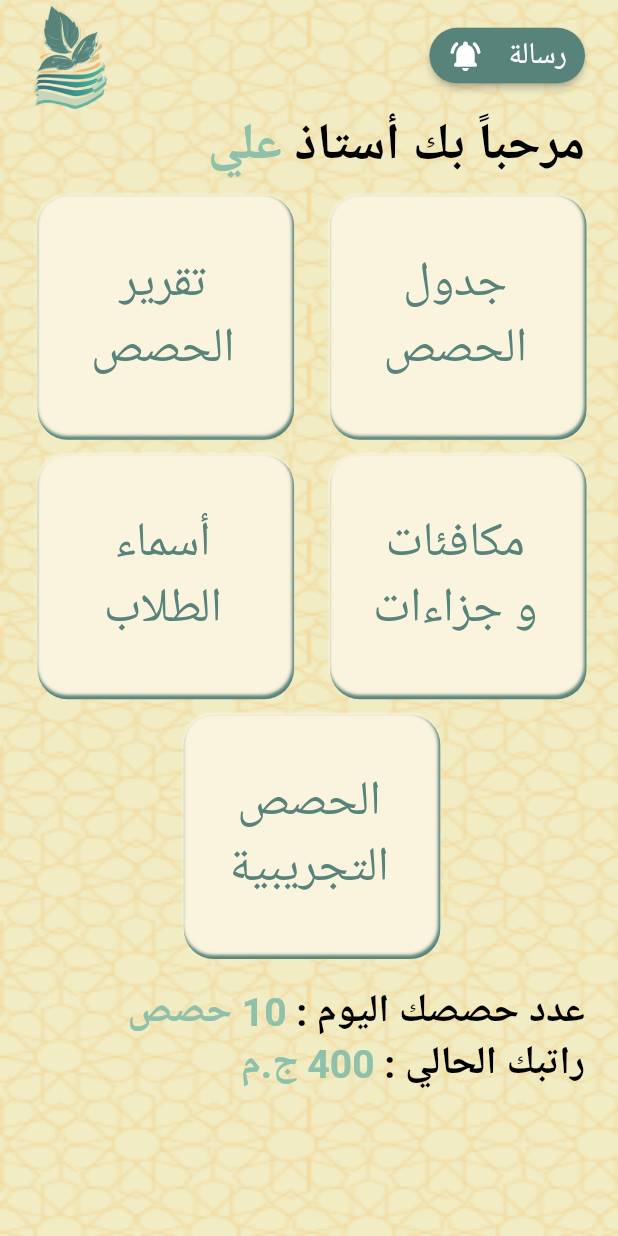
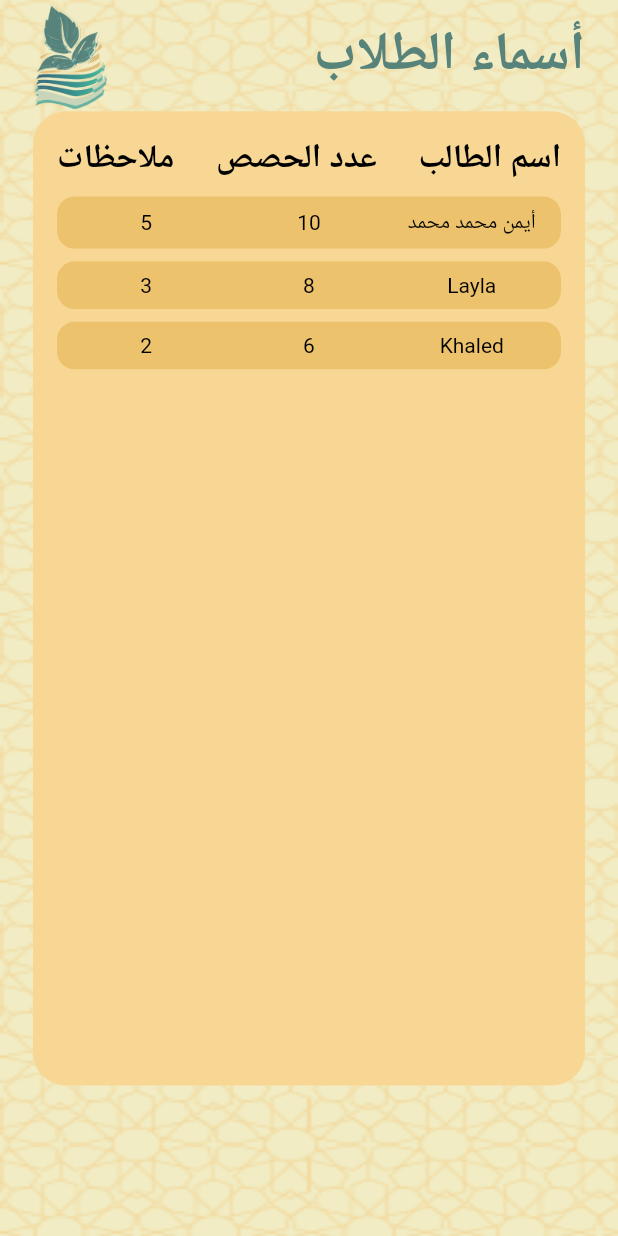
Before and after one commit to mido4315/RaihanAcademy, a Flutter app: the screen it shows after launch, on a phone screen of 412 x 824 dp. Run offline on Flutter 3.47's test engine with Material 2 defaults, Android fonts, the phone set to English and light mode, and no system bars.

Commit message:
create students names view

```diff
--- a/lib/main.dart
+++ b/lib/main.dart
@@ -1,6 +1,8 @@
 import 'package:flutter/material.dart';
 import 'package:raihan_academy/views/presentation/lecturesTable/teacherTable.dart';
 import 'package:raihan_academy/views/presentation/teacher%20main%20view/teacher_main_view.dart';
+
+import 'views/presentation/students names/students_names_view.dart';
 
 
 GlobalKey<NavigatorState> _navigationKey = GlobalKey<NavigatorState>();
@@ -21,7 +23,7 @@ class MyApp extends StatelessWidget {
       navigatorKey: navigationKey,
       debugShowCheckedModeBanner: false,
       title: 'Flutter Demo',
-      home: const TeacherMainView(),
+      home: const StudentNamesView(),
     );
   }
 }
--- /dev/null
+++ b/lib/views/presentation/students names/students_names_view.dart
@@ -0,0 +1,52 @@
+import 'package:flutter/material.dart';
+import 'package:raihan_academy/views/widget/custom_app_bar.dart';
+
+import '../../../core/colors.dart';
+import '../../../core/constant.dart';
+import '../../widget/ScreenBackground.dart';
+import 'widgets/student_info_table.dart';
+
+class StudentNamesView extends StatelessWidget {
+  const StudentNamesView({Key? key}) : super(key: key);
+
+  @override
+  Widget build(BuildContext context) {
+    return Scaffold(
+      body: Stack(
+        children: [
+          const ScreenBackground(),
+          SafeArea(
+            child: Padding(
+              padding: const EdgeInsets.symmetric(horizontal: 22),
+              child: Column(
+                children: [
+                  SizedBox(
+                    height: mediaH * 0.09,
+                    child: Row(
+                      mainAxisAlignment: MainAxisAlignment.spaceBetween,
+                      children: [
+                        Image.asset(
+                          "assets/image/logo.png",
+                          width: 0.12 * mediaW,
+                        ),
+                        const Text(
+                          "أسماء الطلاب",
+                          style: TextStyle(
+                              fontSize: 36,
+                              color: AppColor.darkGreen,
+                              fontWeight: FontWeight.bold),
+                        ),
+                      ],
+                    ),
+                  ),
+
+                  const StudentInfoTable(),
+                ],
+              ),
+            ),
+          )
+        ],
+      ),
+    );
+  }
+}
--- /dev/null
+++ b/lib/views/presentation/students names/widgets/student_info_table.dart
@@ -0,0 +1,160 @@
+import 'package:flutter/material.dart';
+import 'package:raihan_academy/core/constant.dart';
+
+import '../../../../core/colors.dart';
+
+class StudentInfoTable extends StatefulWidget {
+  const StudentInfoTable({super.key});
+
+  @override
+  _StudentInfoTableState createState() => _StudentInfoTableState();
+}
+
+class _StudentInfoTableState extends State<StudentInfoTable> {
+  // Dummy data for the table
+  List<TableRowData> tableData = [
+    TableRowData("5", "10", "أيمن محمد محمد"),
+    TableRowData("3", "8", "Layla"),
+    TableRowData("2", "6", "Khaled"),
+  ];
+
+  int selectedRow = -1;
+
+  @override
+  Widget build(BuildContext context) {
+    return Container(
+      decoration: BoxDecoration(
+          color: AppColor.lightOrange, borderRadius: BorderRadius.circular(22)),
+      padding: const EdgeInsets.all(16.0),
+      child: Column(
+        children: [
+          const Row(
+            mainAxisAlignment: MainAxisAlignment.spaceBetween,
+            children: [
+              Text(
+                "ملاحظات",
+                style: TextStyle(
+                  color: Colors.black,
+                  fontWeight: FontWeight.bold,
+                  fontSize: 22
+                ),
+              ),
+              Text(
+                "عدد الحصص",
+                style: TextStyle(
+                    color: Colors.black,
+                    fontWeight: FontWeight.bold,
+                    fontSize: 22
+                ),
+              ),
+              Text(
+                "اسم الطالب",
+                style: TextStyle(
+                    color: Colors.black,
+                    fontWeight: FontWeight.bold,
+                    fontSize: 22
+                ),
+              ),
+            ],
+          ),
+          SizedBox(height: mediaH * 0.013,),
+          SizedBox(
+            height: mediaH * 0.7,
+            child: ListView.builder(
+              itemCount: tableData.length,
+              itemBuilder: (context, index) {
+                return GestureDetector(
+                  onTap: () {
+                    setState(() {
+                      selectedRow = selectedRow == index ? -1 : index;
+                    });
+                  },
+                  child: Column(
+                    children: [
+                      ClipRRect(
+                        borderRadius: BorderRadius.circular(12.0),
+                        // Circular border for the main table
+                        child: Container(
+                          color: AppColor.orange,
+                          padding: const EdgeInsets.all(8.0),
+                          child: Column(
+                            children: [
+                              Row(
+                                mainAxisAlignment: MainAxisAlignment.spaceBetween,
+                                children: [
+                                  SizedBox(
+                                    width: mediaW/4,
+                                    child: Text(
+                                      tableData[index].notes,
+                                      style: const TextStyle(color: Colors.black),
+                                      textAlign: TextAlign.center,
+                                    ),
+                                  ),
+                                  SizedBox(
+                                    width: mediaW/4,
+                                    child: Text(
+                                      tableData[index].classes,
+                                      style: const TextStyle(color: Colors.black),
+                                      textAlign: TextAlign.center,
+                                    ),
+                                  ),
+                                  SizedBox(
+                                    width: mediaW/4,
+                                    child: Text(
+                                      tableData[index].studentName,
+                                      style: const TextStyle(color: Colors.black),
+                                      textAlign: TextAlign.center,
+                                    ),
+                                  ),
+
+                                ],
+                              ),
+                              if (selectedRow == index)
+                                Column(
+                                  children: [
+                                    SizedBox(
+                                      height: mediaH * 0.01,
+                                    ),
+                                    ClipRRect(
+                                      borderRadius: BorderRadius.circular(12.0),
+                                      // Circular border for the container
+                                      child: Container(
+                                        color: AppColor.white,
+                                        padding: const EdgeInsets.all(8.0),
+                                        child: const Text(
+                                          "الطالب حفظه متقن و لا يعاني من مشاكل شديدة فالتجويد.\n يتأخر 10 دقائق عن الحصة عادة",
+                                          style: TextStyle(color: Colors.black),
+                                          textAlign: TextAlign.right,
+
+                                        ),
+                                      ),
+                                    ),
+                                  ],
+                                ),
+                            ],
+                          ),
+                        ),
+                      ),
+
+                      SizedBox(
+                        height: mediaH * 0.01,
+                      ),
+                    ],
+                  ),
+                );
+              },
+            ),
+          ),
+        ],
+      ),
+    );
+  }
+}
+
+class TableRowData {
+  final String notes;
+  final String classes;
+  final String studentName;
+
+  TableRowData(this.notes, this.classes, this.studentName);
+}
--- a/lib/views/presentation/teacher main view/teacher_main_view.dart
+++ b/lib/views/presentation/teacher main view/teacher_main_view.dart
@@ -3,6 +3,9 @@ import 'package:raihan_academy/core/colors.dart';
 import 'package:raihan_academy/views/widget/ScreenBackground.dart';
 
 import '../../../core/constant.dart';
+import '../../widget/custom_app_bar.dart';
+import 'widgets/teacher_main_button.dart';
+import 'widgets/welcome_message.dart';
 
 class TeacherMainView extends StatelessWidget {
   const TeacherMainView({Key? key}) : super(key: key);
@@ -18,12 +21,14 @@ class TeacherMainView extends StatelessWidget {
               padding: const EdgeInsets.symmetric(horizontal: 22),
               child: Column(
                 children: [
-                  const TeachMainAppBar(),
+                  const CustomAppBar(title: 'رسالة',),
                   const WelcomeMessage(),
-                  SizedBox(height: mediaH  * 0.01,),
+                  SizedBox(
+                    height: mediaH * 0.01,
+                  ),
                   Column(
                     children: [
-                      Row(
+                      const Row(
                         mainAxisAlignment: MainAxisAlignment.spaceBetween,
                         children: [
                           TeacherMainButton(
@@ -39,7 +44,7 @@ class TeacherMainView extends StatelessWidget {
                       SizedBox(
                         height: mediaH * 0.01,
                       ),
-                      Row(
+                      const Row(
                         mainAxisAlignment: MainAxisAlignment.spaceBetween,
                         children: [
                           TeacherMainButton(
@@ -55,7 +60,7 @@ class TeacherMainView extends StatelessWidget {
                       SizedBox(
                         height: mediaH * 0.01,
                       ),
-                      TeacherMainButton(
+                      const TeacherMainButton(
                         title: "الحصص\nالتجريبية",
                         onPressed: null,
                       ),
@@ -114,55 +119,6 @@ class TeacherMainView extends StatelessWidget {
   }
 }
 
-class TeacherMainButton extends StatelessWidget {
-  final String title;
-  final VoidCallback? onPressed;
-
-  const TeacherMainButton({
-    super.key,
-    required this.title,
-    required this.onPressed,
-  });
-
-  @override
-  Widget build(BuildContext context) {
-    return GestureDetector(
-      onTap: onPressed,
-      child: Container(
-        width: mediaW * 0.42,
-        height: mediaH * 0.2,
-        decoration: BoxDecoration(
-          boxShadow: const [
-            BoxShadow(
-              color: AppColor.darkGreen,
-              offset: Offset(2, 1),
-              blurRadius: 0,
-              spreadRadius: -1,
-            ),
-            BoxShadow(
-              color: AppColor.pattern,
-              offset: Offset(1, -1),
-              blurRadius: 1,
-              spreadRadius: -2,
-            ),
-          ],
-          borderRadius: BorderRadius.circular(20),
-        ),
-        child: Center(
-          child: Text(
-            title,
-            textAlign: TextAlign.center,
-            style: const TextStyle(
-              color: AppColor.darkGreen,
-              fontSize: 32,
-            ),
-          ),
-        ),
-      ),
-    );
-  }
-}
-
 // class TeacherMainButton extends StatelessWidget {
 //   final String title;
 //   final VoidCallback? onPressed;
@@ -212,78 +168,3 @@ class TeacherMainButton extends StatelessWidget {
 //     );
 //   }
 // }
-
-class WelcomeMessage extends StatelessWidget {
-  const WelcomeMessage({
-    super.key,
-  });
-
-  @override
-  Widget build(BuildContext context) {
-    return Align(
-      alignment: Alignment.centerRight,
-      child: RichText(
-        textAlign: TextAlign.right,
-        text: const TextSpan(
-          text: "مرحباً بك أستاذ",
-          style: TextStyle(
-              color: Colors.black, fontSize: 34, fontWeight: FontWeight.bold),
-          children: [
-            TextSpan(
-              text: ' علي',
-              style: TextStyle(
-                color: AppColor.mint,
-                fontSize: 34,
-                fontWeight: FontWeight.bold,
-              ),
-            ),
-          ],
-        ),
-      ),
-    );
-  }
-}
-
-class TeachMainAppBar extends StatelessWidget {
-  const TeachMainAppBar({
-    super.key,
-  });
-
-  @override
-  Widget build(BuildContext context) {
-    return SizedBox(
-      height: mediaH * 0.09,
-      child: Row(
-        mainAxisAlignment: MainAxisAlignment.spaceBetween,
-        children: [
-          Image.asset(
-            "assets/image/logo.png",
-            width: 0.12 * mediaW,
-          ),
-          ElevatedButton(
-            style: ElevatedButton.styleFrom(
-              backgroundColor: AppColor.darkGreen,
-              shape: RoundedRectangleBorder(
-                borderRadius: BorderRadius.circular(20.0),
-              ),
-              padding: const EdgeInsets.symmetric(vertical: 5, horizontal: 12),
-            ),
-            onPressed: () {},
-            child: Row(
-              children: [
-                const Icon(Icons.notifications_active_rounded),
-                SizedBox(
-                  width: mediaW * 0.04,
-                ),
-                const Text(
-                  "رسالة",
-                  style: TextStyle(fontSize: 20),
-                ),
-              ],
-            ),
-          ),
-        ],
-      ),
-    );
-  }
-}
--- /dev/null
+++ b/lib/views/presentation/teacher main view/widgets/teacher_main_button.dart
@@ -0,0 +1,53 @@
+import 'package:flutter/material.dart';
+
+import '../../../../core/colors.dart';
+import '../../../../core/constant.dart';
+
+class TeacherMainButton extends StatelessWidget {
+  final String title;
+  final VoidCallback? onPressed;
+
+  const TeacherMainButton({
+    super.key,
+    required this.title,
+    required this.onPressed,
+  });
+
+  @override
+  Widget build(BuildContext context) {
+    return GestureDetector(
+      onTap: onPressed,
+      child: Container(
+        width: mediaW * 0.42,
+        height: mediaH * 0.2,
+        decoration: BoxDecoration(
+          boxShadow: const [
+            BoxShadow(
+              color: AppColor.darkGreen,
+              offset: Offset(2, 1),
+              blurRadius: 0,
+              spreadRadius: -1,
+            ),
+            BoxShadow(
+              color: AppColor.pattern,
+              offset: Offset(1, -1),
+              blurRadius: 1,
+              spreadRadius: -2,
+            ),
+          ],
+          borderRadius: BorderRadius.circular(20),
+        ),
+        child: Center(
+          child: Text(
+            title,
+            textAlign: TextAlign.center,
+            style: const TextStyle(
+              color: AppColor.darkGreen,
+              fontSize: 32,
+            ),
+          ),
+        ),
+      ),
+    );
+  }
+}
--- /dev/null
+++ b/lib/views/presentation/teacher main view/widgets/welcome_message.dart
@@ -0,0 +1,34 @@
+import 'package:flutter/material.dart';
+
+import '../../../../core/colors.dart';
+
+class WelcomeMessage extends StatelessWidget {
+  const WelcomeMessage({
+    super.key,
+  });
+
+  @override
+  Widget build(BuildContext context) {
+    return Align(
+      alignment: Alignment.centerRight,
+      child: RichText(
+        textAlign: TextAlign.right,
+        text: const TextSpan(
+          text: "مرحباً بك أستاذ",
+          style: TextStyle(
+              color: Colors.black, fontSize: 34, fontWeight: FontWeight.bold),
+          children: [
+            TextSpan(
+              text: ' علي',
+              style: TextStyle(
+                color: AppColor.mint,
+                fontSize: 34,
+                fontWeight: FontWeight.bold,
+              ),
+            ),
+          ],
+        ),
+      ),
+    );
+  }
+}
--- /dev/null
+++ b/lib/views/widget/custom_app_bar.dart
@@ -0,0 +1,51 @@
+import 'package:flutter/material.dart';
+
+import '../../core/colors.dart';
+import '../../core/constant.dart';
+
+class CustomAppBar extends StatelessWidget {
+  const CustomAppBar({
+    super.key,
+    required this.title,
+  });
+
+  final String title;
+
+  @override
+  Widget build(BuildContext context) {
+    return SizedBox(
+      height: mediaH * 0.09,
+      child: Row(
+        mainAxisAlignment: MainAxisAlignment.spaceBetween,
+        children: [
+          Image.asset(
+            "assets/image/logo.png",
+            width: 0.12 * mediaW,
+          ),
+          ElevatedButton(
+            style: ElevatedButton.styleFrom(
+              backgroundColor: AppColor.darkGreen,
+              shape: RoundedRectangleBorder(
+                borderRadius: BorderRadius.circular(20.0),
+              ),
+              padding: const EdgeInsets.symmetric(vertical: 5, horizontal: 12),
+            ),
+            onPressed: () {},
+            child: Row(
+              children: [
+                const Icon(Icons.notifications_active_rounded),
+                SizedBox(
+                  width: mediaW * 0.04,
+                ),
+                Text(
+                  title,
+                  style: const TextStyle(fontSize: 20),
+                ),
+              ],
+            ),
+          ),
+        ],
+      ),
+    );
+  }
+}
```
